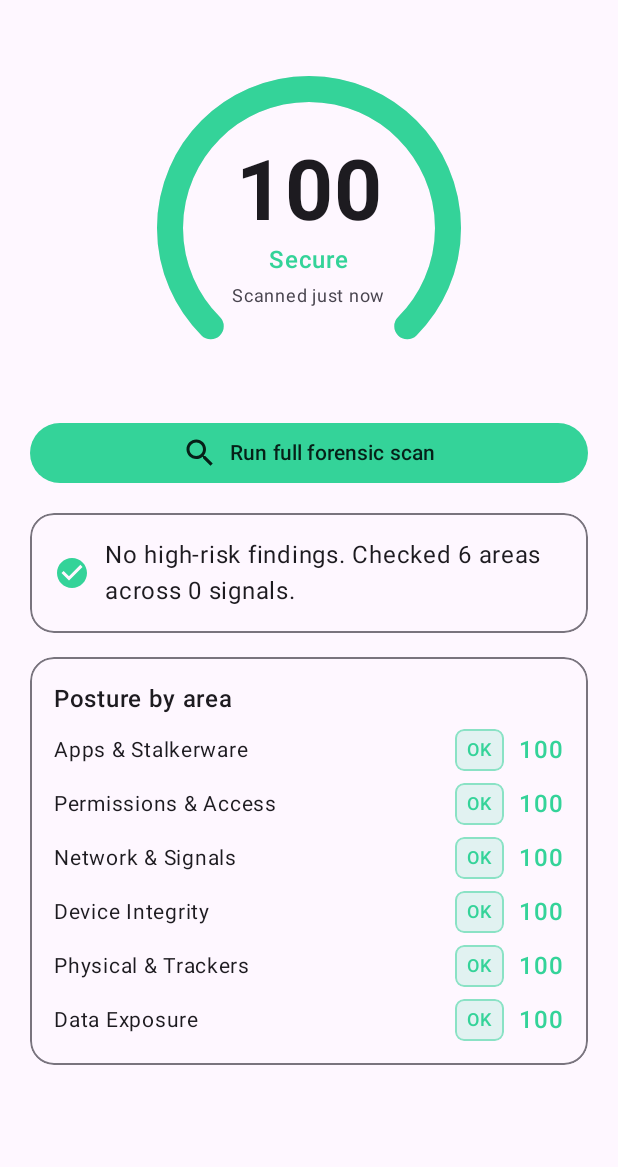
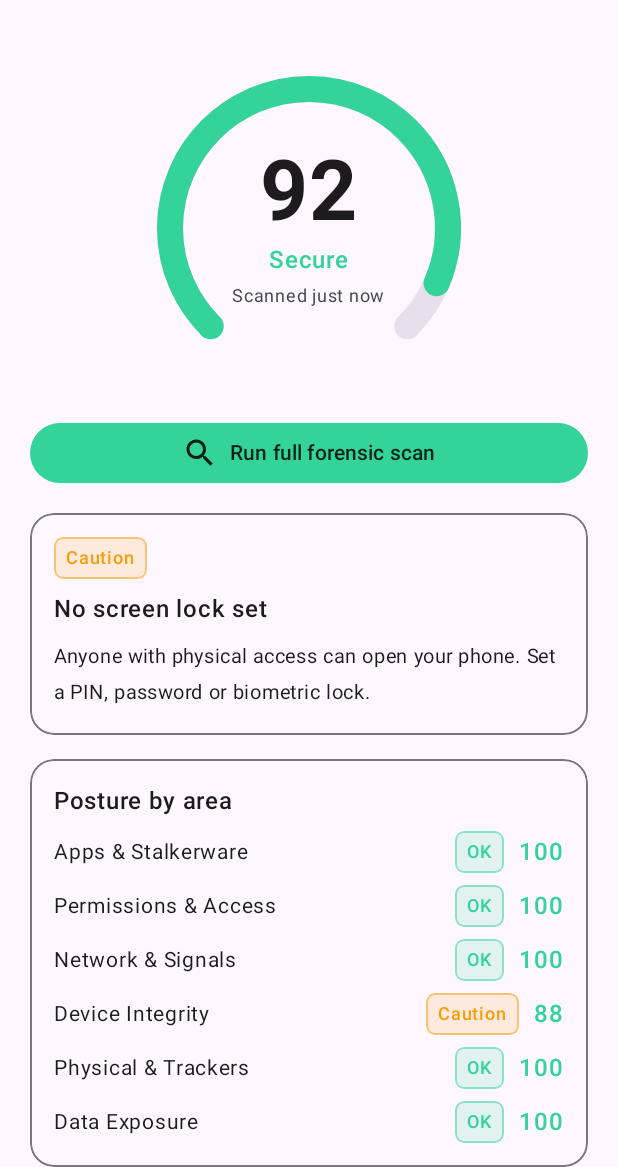
Before and after one commit to AgentMindCloud/grok-crypto-super-intel, an Android app built with Jetpack Compose: the composable DashboardScreen shown on its own in the app's theme, after a tap on "Run full forensic scan", on a phone screen of 412 x 824 dp, the part 69-1236 px from its top. Run offline under Robolectric (Android 15) with nearby library versions, the phone set to English and light mode, and no system bars; our stand-ins replace Dagger/Hilt's generated code, Room's generated code; 1 statement that could not run was skipped.

Commit message:
Sentinel Phase 2: device integrity, data-anomaly, screen guard, network & breach tools
- DeviceIntegrityDetector: heuristic root/tamper, no-screen-lock and ADB-on checks (Device pillar)
- UsageAnomalyDetector: flags surveillance-permissioned apps moving notable data (needs Usage access)
- Screenshot/recording protection (FLAG_SECURE) on the main activity
- Network scan tool: active LAN discovery (ICMP + reverse DNS), since /proc/net/arp is blocked
- Breach-check tool: HIBP Pwned Passwords via k-anonymity (password never leaves device)
- Wired new detectors into the scan and added a Tools section + nav routes

https://claude.ai/code/session_01C2vSFFt4K2ZWqcCEDiXg8R

```diff
--- /dev/null
+++ b/android-sentinel/app/src/main/java/com/sentinel/security/feature/integrity/DeviceIntegrityDetector.kt
@@ -0,0 +1,96 @@
+package com.sentinel.security.feature.integrity
+
+import android.app.KeyguardManager
+import android.content.Context
+import android.os.Build
+import android.provider.Settings
+import com.sentinel.security.core.model.Finding
+import com.sentinel.security.core.model.Pillar
+import com.sentinel.security.core.model.Severity
+import com.sentinel.security.core.scan.Detector
+import dagger.hilt.android.qualifiers.ApplicationContext
+import kotlinx.coroutines.Dispatchers
+import kotlinx.coroutines.withContext
+import java.io.File
+import javax.inject.Inject
+
+/**
+ * Device-integrity checks (Tier A, no root). Heuristic root/tamper detection plus a couple of
+ * hardening signals (no screen lock, ADB left on). Root detection is an arms race, so these are
+ * flagged as heuristic (confirmed = false) rather than definitive — Play Integrity / hardware
+ * key-attestation would strengthen this and arrive with the Shizuku/network phase.
+ */
+class DeviceIntegrityDetector @Inject constructor(
+    @ApplicationContext private val context: Context,
+) : Detector {
+
+    override val title: String = "Device integrity check"
+    override val pillars: Set<Pillar> = setOf(Pillar.DEVICE)
+
+    override suspend fun detect(): List<Finding> = withContext(Dispatchers.Default) {
+        val findings = mutableListOf<Finding>()
+
+        if (looksRooted()) {
+            findings += Finding(
+                id = "integrity:root",
+                pillar = Pillar.DEVICE,
+                severity = Severity.HIGH,
+                title = "Device appears to be rooted",
+                explanation = "Root indicators were found. Root removes the sandbox that protects you from spyware — only keep it if you understand the tradeoff. (Heuristic: determined root can hide.)",
+                whatItCanSee = "Root access lets any granted app read every other app's private data.",
+                confirmed = false,
+            )
+        }
+
+        if (!isDeviceSecure()) {
+            findings += Finding(
+                id = "integrity:nolock",
+                pillar = Pillar.DEVICE,
+                severity = Severity.WARN,
+                title = "No screen lock set",
+                explanation = "Anyone with physical access can open your phone. Set a PIN, password or biometric lock.",
+            )
+        }
+
+        if (isAdbEnabled()) {
+            findings += Finding(
+                id = "integrity:adb",
+                pillar = Pillar.DEVICE,
+                severity = Severity.INFO,
+                title = "USB/wireless debugging is on",
+                explanation = "ADB debugging is enabled. Turn it off when you're not using it — it widens the attack surface.",
+            )
+        }
+
+        findings
+    }
+
+    private fun looksRooted(): Boolean {
+        if (Build.TAGS?.contains("test-keys") == true) return true
+        val suPaths = listOf(
+            "/system/bin/su", "/system/xbin/su", "/sbin/su", "/su/bin/su",
+            "/system/app/Superuser.apk", "/data/local/xbin/su", "/data/local/bin/su",
+            "/data/local/su", "/system/bin/failsafe/su", "/system/sd/xbin/su",
+        )
+        if (suPaths.any { runCatching { File(it).exists() }.getOrDefault(false) }) return true
+        val rootPackages = listOf(
+            "com.topjohnwu.magisk", "eu.chainfire.supersu", "com.koushikdutta.superuser",
+            "com.noshufou.android.su", "com.kingouser.com", "com.kingroot.kinguser",
+        )
+        val pm = context.packageManager
+        return rootPackages.any { pkg ->
+            runCatching {
+                pm.getPackageInfo(pkg, 0); true
+            }.getOrDefault(false)
+        }
+    }
+
+    private fun isDeviceSecure(): Boolean = runCatching {
+        val km = context.getSystemService(Context.KEYGUARD_SERVICE) as KeyguardManager
+        km.isDeviceSecure
+    }.getOrDefault(true)
+
+    private fun isAdbEnabled(): Boolean = runCatching {
+        Settings.Global.getInt(context.contentResolver, Settings.Global.ADB_ENABLED, 0) == 1
+    }.getOrDefault(false)
+}
--- a/android-sentinel/app/src/main/java/com/sentinel/security/ui/dashboard/DashboardScreen.kt
+++ b/android-sentinel/app/src/main/java/com/sentinel/security/ui/dashboard/DashboardScreen.kt
@@ -20,6 +20,7 @@ import androidx.compose.material.icons.filled.RadioButtonUnchecked
 import androidx.compose.material.icons.filled.Search
 import androidx.compose.material.icons.filled.Settings
 import androidx.compose.material3.Button
+import androidx.compose.material3.OutlinedButton
 import androidx.compose.material3.CircularProgressIndicator
 import androidx.compose.material3.ExperimentalMaterial3Api
 import androidx.compose.material3.Icon
@@ -51,6 +52,8 @@ import java.util.Date
 fun DashboardScreen(
     onOpenLog: () -> Unit,
     onOpenSettings: () -> Unit,
+    onOpenNetscan: () -> Unit,
+    onOpenBreach: () -> Unit,
     viewModel: DashboardViewModel = hiltViewModel(),
 ) {
     val ui by viewModel.uiState.collectAsStateWithLifecycle()
@@ -154,6 +157,17 @@ fun DashboardScreen(
                 }
             }
 
+            // Tools
+            SectionCard {
+                Text("Tools", fontWeight = FontWeight.SemiBold, color = MaterialTheme.colorScheme.onSurface)
+                OutlinedButton(onClick = onOpenNetscan, modifier = Modifier.fillMaxWidth()) {
+                    Text("Scan my Wi-Fi network")
+                }
+                OutlinedButton(onClick = onOpenBreach, modifier = Modifier.fillMaxWidth()) {
+                    Text("Check a password for breaches")
+                }
+            }
+
             Spacer(Modifier.height(24.dp))
         }
     }
```
Also changed, not shown: android-sentinel/app/src/main/java/com/sentinel/security/MainActivity.kt (+7 -0 lines), android-sentinel/app/src/main/java/com/sentinel/security/di/DetectorModule.kt (+10 -0 lines), android-sentinel/app/src/main/java/com/sentinel/security/feature/breachmon/BreachCheckScreen.kt (added, +100 -0 lines), android-sentinel/app/src/main/java/com/sentinel/security/feature/breachmon/BreachCheckViewModel.kt (added, +43 -0 lines), android-sentinel/app/src/main/java/com/sentinel/security/feature/breachmon/PwnedPasswordsClient.kt (added, +55 -0 lines), android-sentinel/app/src/main/java/com/sentinel/security/feature/netscan/NetworkScanScreen.kt (added, +106 -0 lines), android-sentinel/app/src/main/java/com/sentinel/security/feature/netscan/NetworkScanViewModel.kt (added, +33 -0 lines), android-sentinel/app/src/main/java/com/sentinel/security/feature/netscan/NetworkScanner.kt (added, +76 -0 lines), android-sentinel/app/src/main/java/com/sentinel/security/feature/usageanomaly/UsageAnomalyDetector.kt (added, +120 -0 lines), android-sentinel/app/src/main/java/com/sentinel/security/ui/MainNav.kt (+12 -0 lines).
